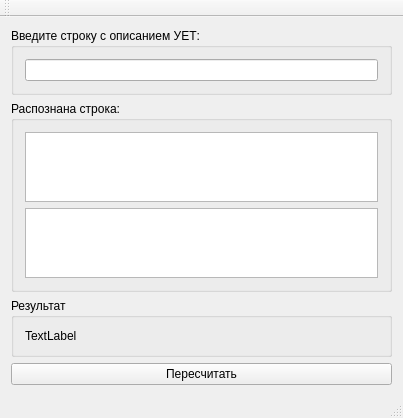
Old version of the form YetAnalize/mainwindow.ui in the repository GentleHedgehog/YETAnalize.
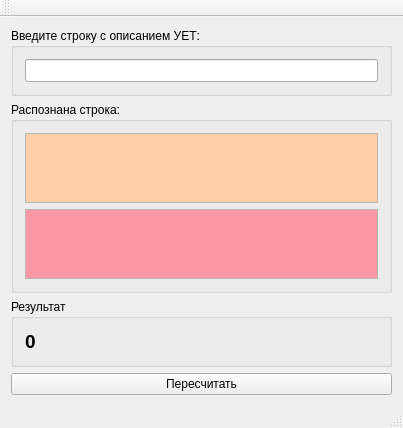
New version of the form.

```diff
--- a/YetAnalize/mainwindow.ui
+++ b/YetAnalize/mainwindow.ui
@@ -22,7 +22,13 @@
       </property>
       <layout class="QVBoxLayout" name="verticalLayout">
        <item>
-        <widget class="QLineEdit" name="le_input"/>
+        <widget class="QLineEdit" name="le_input">
+         <property name="font">
+          <font>
+           <pointsize>10</pointsize>
+          </font>
+         </property>
+        </widget>
        </item>
       </layout>
      </widget>
@@ -35,6 +41,57 @@
       <layout class="QVBoxLayout" name="verticalLayout_2">
        <item>
         <widget class="QTextEdit" name="lbl_answer">
+         <property name="enabled">
+          <bool>true</bool>
+         </property>
+         <property name="palette">
+          <palette>
+           <active>
+            <colorrole role="Base">
+             <brush brushstyle="SolidPattern">
+              <color alpha="255">
+               <red>255</red>
+               <green>205</green>
+               <blue>169</blue>
+              </color>
+             </brush>
+            </colorrole>
+           </active>
+           <inactive>
+            <colorrole role="Base">
+             <brush brushstyle="SolidPattern">
+              <color alpha="255">
+               <red>255</red>
+               <green>205</green>
+               <blue>169</blue>
+              </color>
+             </brush>
+            </colorrole>
+           </inactive>
+           <disabled>
+            <colorrole role="Base">
+             <brush brushstyle="SolidPattern">
+              <color alpha="255">
+               <red>240</red>
+               <green>240</green>
+               <blue>240</blue>
+              </color>
+             </brush>
+            </colorrole>
+           </disabled>
+          </palette>
+         </property>
+         <property name="font">
+          <font>
+           <family>Courier</family>
+           <pointsize>12</pointsize>
+           <weight>75</weight>
+           <bold>true</bold>
+          </font>
+         </property>
+         <property name="focusPolicy">
+          <enum>Qt::NoFocus</enum>
+         </property>
          <property name="readOnly">
           <bool>true</bool>
          </property>
@@ -42,6 +99,55 @@
        </item>
        <item>
         <widget class="QTextEdit" name="te_unknown_values">
+         <property name="enabled">
+          <bool>true</bool>
+         </property>
+         <property name="palette">
+          <palette>
+           <active>
+            <colorrole role="Base">
+             <brush brushstyle="SolidPattern">
+              <color alpha="255">
+               <red>255</red>
+               <green>151</green>
+               <blue>165</blue>
+              </color>
+             </brush>
+            </colorrole>
+           </active>
+           <inactive>
+            <colorrole role="Base">
+             <brush brushstyle="SolidPattern">
+              <color alpha="255">
+               <red>255</red>
+               <green>151</green>
+               <blue>165</blue>
+              </color>
+             </brush>
+            </colorrole>
+           </inactive>
+           <disabled>
+            <colorrole role="Base">
+             <brush brushstyle="SolidPattern">
+              <color alpha="255">
+               <red>240</red>
+               <green>240</green>
+               <blue>240</blue>
+              </color>
+             </brush>
+            </colorrole>
+           </disabled>
+          </palette>
+         </property>
+         <property name="font">
+          <font>
+           <family>Courier</family>
+           <pointsize>12</pointsize>
+          </font>
+         </property>
+         <property name="focusPolicy">
+          <enum>Qt::NoFocus</enum>
+         </property>
          <property name="readOnly">
           <bool>true</bool>
          </property>
@@ -58,8 +164,15 @@
       <layout class="QHBoxLayout" name="horizontalLayout">
        <item>
         <widget class="QLabel" name="lbl_lastSum">
+         <property name="font">
+          <font>
+           <pointsize>14</pointsize>
+           <weight>75</weight>
+           <bold>true</bold>
+          </font>
+         </property>
          <property name="text">
-          <string>TextLabel</string>
+          <string>0</string>
          </property>
         </widget>
        </item>
```
